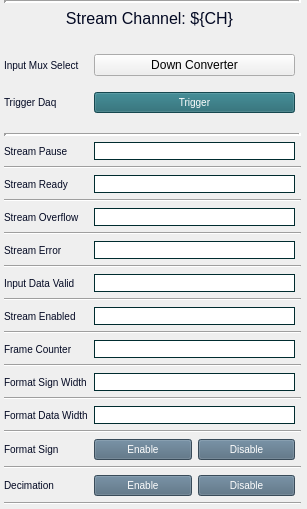
This is individuals/down_converter_ch_stream.ui in cristinasewell/ATCA_PyDM_Screens as Qt 5 draws it before an edit. The edited form follows.
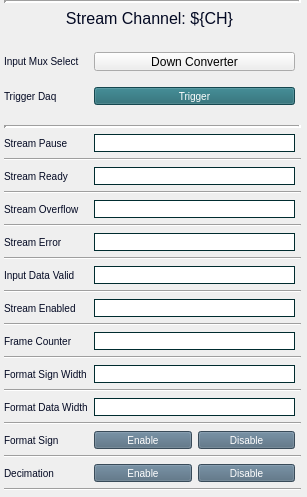
This is the edited form. Custom widgets are drawn as their Qt base class.

Commit message: MNT - added a scroll widget for the front panels mux select

```diff
--- a/individuals/down_converter_ch_stream.ui
+++ b/individuals/down_converter_ch_stream.ui
@@ -10,6 +10,18 @@
     <height>497</height>
    </rect>
   </property>
+  <property name="sizePolicy">
+   <sizepolicy hsizetype="Preferred" vsizetype="Fixed">
+    <horstretch>0</horstretch>
+    <verstretch>0</verstretch>
+   </sizepolicy>
+  </property>
+  <property name="minimumSize">
+   <size>
+    <width>0</width>
+    <height>497</height>
+   </size>
+  </property>
   <property name="windowTitle">
    <string>Form</string>
   </property>
```
Left out of the diff: 2 changed lines with no effect on the pictures. The commit also changes 6 other files.
